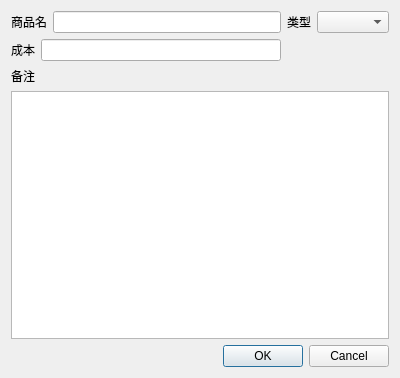
Before: the Qt Designer form gui/add_new_goods_dialog.ui in zmarsarc/jk_native, drawn with Qt 5.
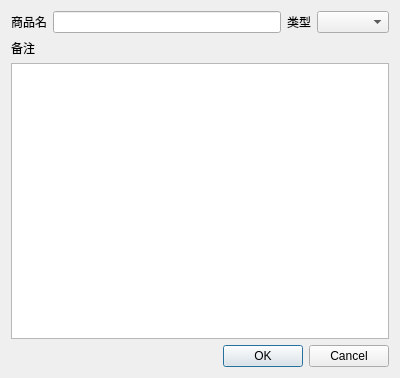
After: the same form once the commit is applied.

Commit message: [UPDATE] 删除新建商品时的成本框，成本核算后面单独进行

Diff of the .ui file:
```diff
--- a/gui/add_new_goods_dialog.ui
+++ b/gui/add_new_goods_dialog.ui
@@ -20,8 +20,8 @@
    <item row="0" column="0">
     <layout class="QVBoxLayout" name="verticalLayout_2">
      <item>
-      <layout class="QGridLayout" name="gridLayout">
-       <item row="0" column="0">
+      <layout class="QHBoxLayout" name="horizontalLayout_3">
+       <item>
         <layout class="QHBoxLayout" name="horizontalLayout">
          <item>
           <widget class="QLabel" name="label">
@@ -31,11 +31,21 @@
           </widget>
          </item>
          <item>
-          <widget class="QLineEdit" name="ipt_goods_name"/>
+          <widget class="QLineEdit" name="ipt_goods_name">
+           <property name="enabled">
+            <bool>true</bool>
+           </property>
+           <property name="maximumSize">
+            <size>
+             <width>16777215</width>
+             <height>36</height>
+            </size>
+           </property>
+          </widget>
          </item>
         </layout>
        </item>
-       <item row="0" column="1">
+       <item>
         <layout class="QHBoxLayout" name="horizontalLayout_2">
          <item>
           <widget class="QLabel" name="label_2">
@@ -49,20 +59,6 @@
          </item>
         </layout>
        </item>
-       <item row="1" column="0">
-        <layout class="QHBoxLayout" name="horizontalLayout_3">
-         <item>
-          <widget class="QLabel" name="label_3">
-           <property name="text">
-            <string>成本</string>
-           </property>
-          </widget>
-         </item>
-         <item>
-          <widget class="QLineEdit" name="ipt_cost"/>
-         </item>
-        </layout>
-       </item>
       </layout>
      </item>
      <item>
```
The commit also changes 2 other files.
